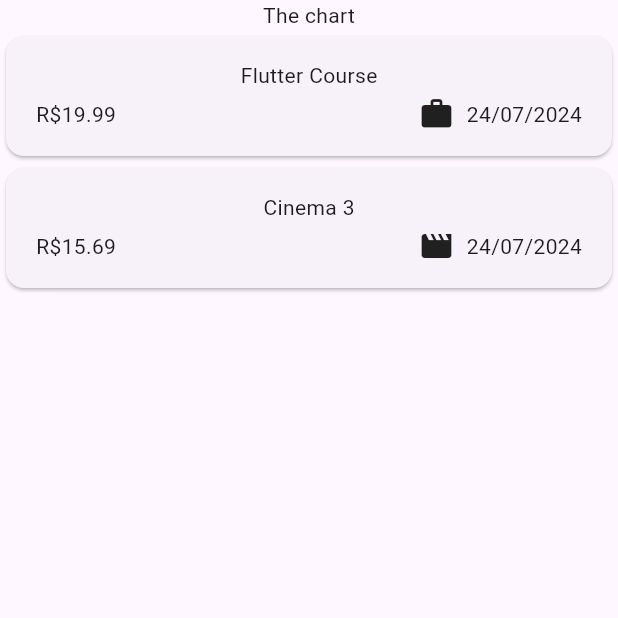
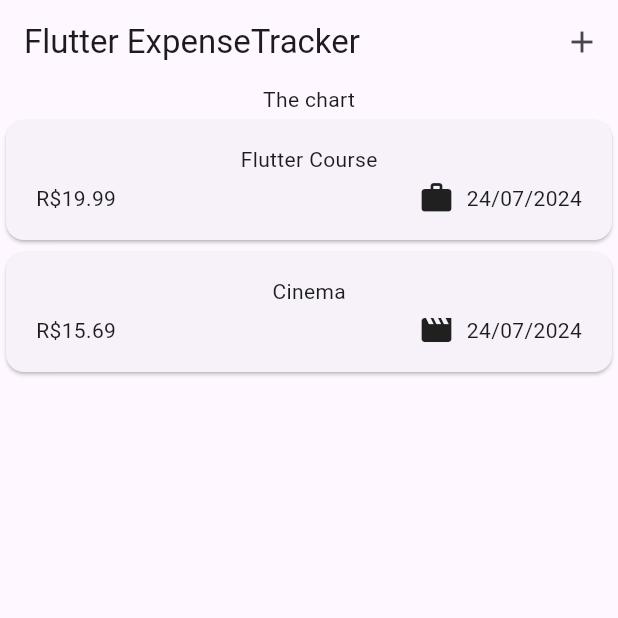
Before and after one commit to thiago-dev-front/flutter-expenses_tracker, a Flutter app: the screen it shows after launch, on a phone screen of 412 x 824 dp, the top half of it. Run offline on Flutter 3.47's test engine with Material 3 defaults, Android fonts, the phone set to English and light mode, and no system bars.

Commit message:
feat: create new expense and include fields

```diff
--- a/lib/widgets/expenses.dart
+++ b/lib/widgets/expenses.dart
@@ -1,6 +1,6 @@
-
 import 'package:expense_tracker/widgets/expenses_list/expenses_list.dart';
 import 'package:expense_tracker/models/expense.dart';
+import 'package:expense_tracker/widgets/new_expense.dart';
 import 'package:flutter/material.dart';
 
 class Expenses extends StatefulWidget {
@@ -14,19 +14,51 @@ class Expenses extends StatefulWidget {
 
 class _ExpensesState extends State<Expenses> {
   final List<Expense> _registeredExpenses = [
-    Expense(title: 'Flutter Course', amount: 19.99, date: DateTime.now(), category: Category.work),
-    Expense(title: 'Cinema 3', amount: 15.69, date: DateTime.now(), category: Category.leisure),
+    Expense(
+        title: 'Flutter Course',
+        amount: 19.99,
+        date: DateTime.now(),
+        category: Category.work),
+    Expense(
+        title: 'Cinema',
+        amount: 15.69,
+        date: DateTime.now(),
+        category: Category.leisure),
   ];
+
+  void _openAndExpenseOverlay() {
+    showModalBottomSheet(
+      isScrollControlled: true,
+      context: context,
+      builder: (ctx) => NewExpense(onAddExpense: _addExpense),
+    );
+  }
+
+  void _addExpense(Expense expense) {
+    setState(() {
+      _registeredExpenses.add(expense);
+    });
+  }
 
   @override
   Widget build(BuildContext context) {
-    return  Scaffold(
-      body:   Column(
-        children: [
-          const Text('The chart'),
-          Expanded(child: ExpensesList(expenses: _registeredExpenses))
-        ],
-      )
-    );
+    return Scaffold(
+        appBar: AppBar(
+          title: const Text('Flutter ExpenseTracker'),
+          actions: [
+            IconButton(
+              onPressed: _openAndExpenseOverlay,
+              icon: const Icon(Icons.add),
+            )
+          ],
+        ),
+        body: Column(
+          children: [
+            const Text('The chart'),
+            Expanded(
+              child: ExpensesList(expenses: _registeredExpenses),
+            )
+          ],
+        ));
   }
 }
```
Also changed, not shown: lib/widgets/new_expense.dart (added, +165 -0 lines).
